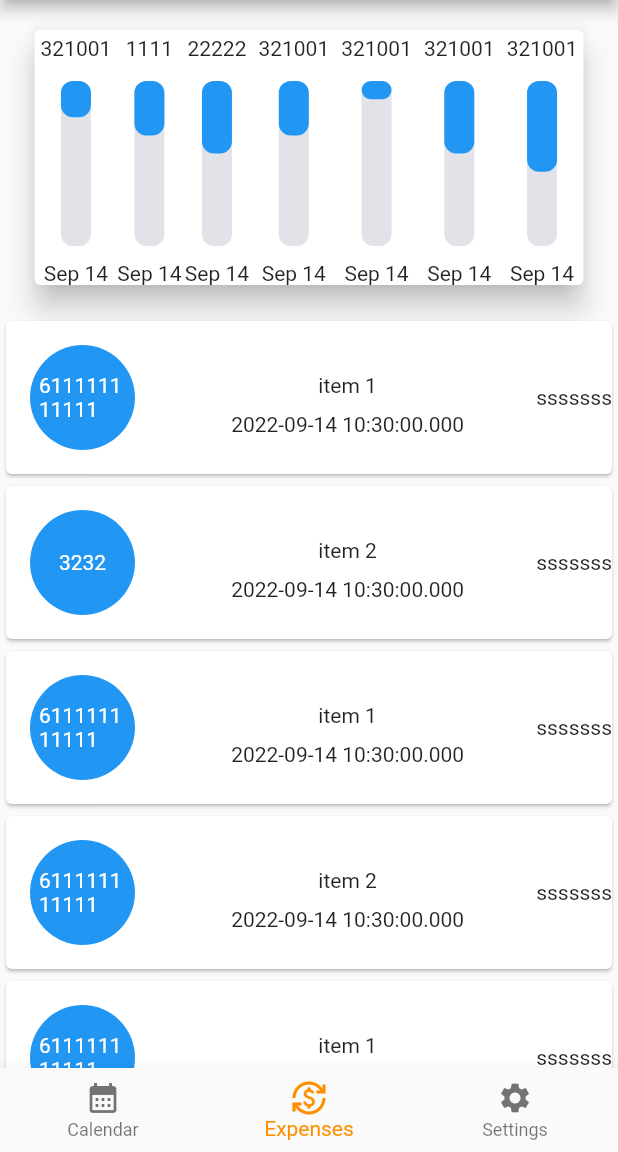
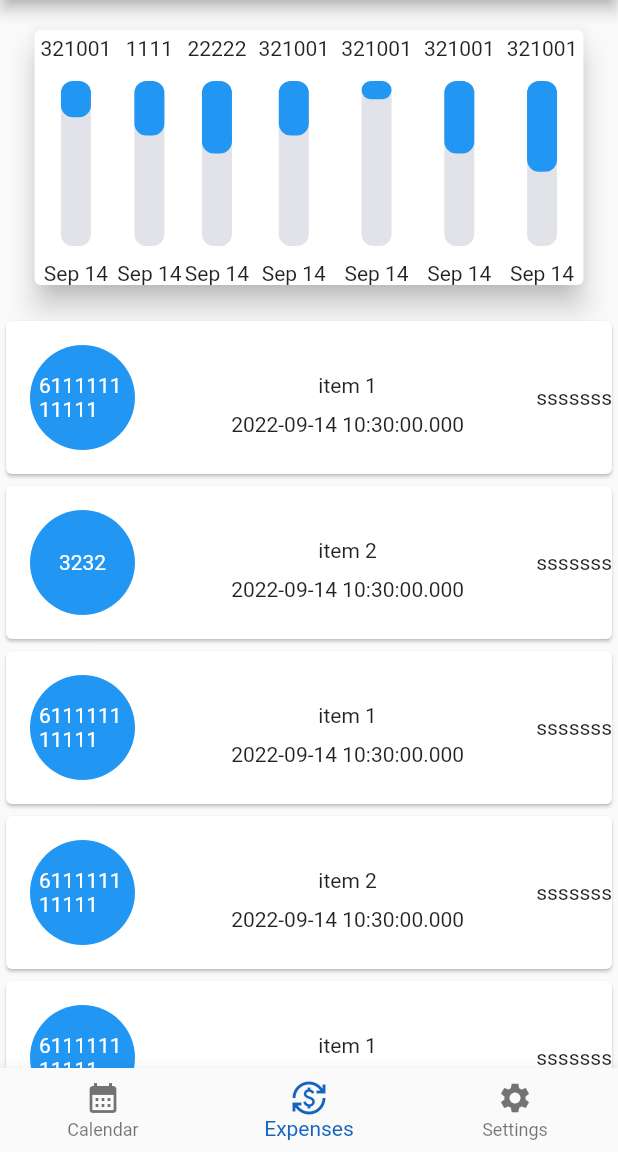
Before and after one commit to Existentio/expenses_accounting_app, a Flutter app: the screen it shows after launch, on a phone screen of 412 x 824 dp, the part 84-1236 px from its top. Run offline on Flutter 3.47's test engine with Material 2 defaults, Android fonts, the light colour scheme and no system bars; drawn by our look-alikes of flutter_animation_progress_bar.

Commit message:
change nav bar item color

```diff
--- a/lib/main.dart
+++ b/lib/main.dart
@@ -61,7 +61,7 @@ class _MyStatefulWidgetState extends State<MyStatefulWidget> {
             ),
           ],
           onTap: _onItemTapped,
-          selectedItemColor: Colors.amber[800],
+          selectedItemColor: Colors.blue[800],
           currentIndex: _selectedIndex,
         ));
   }
```
